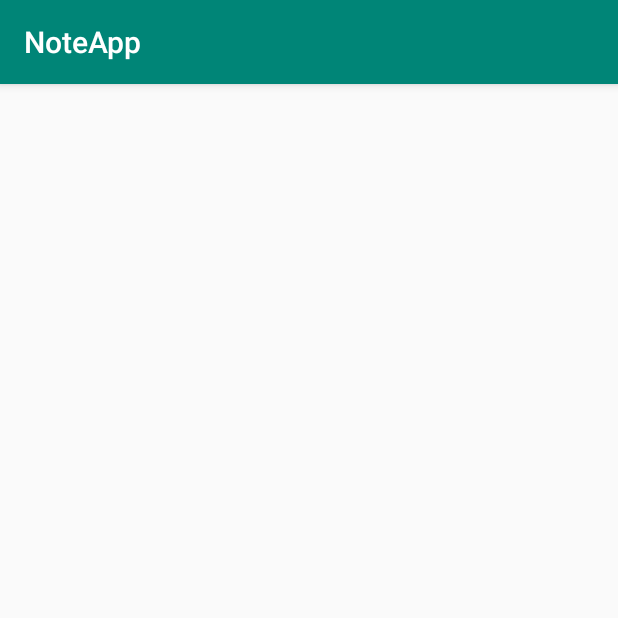
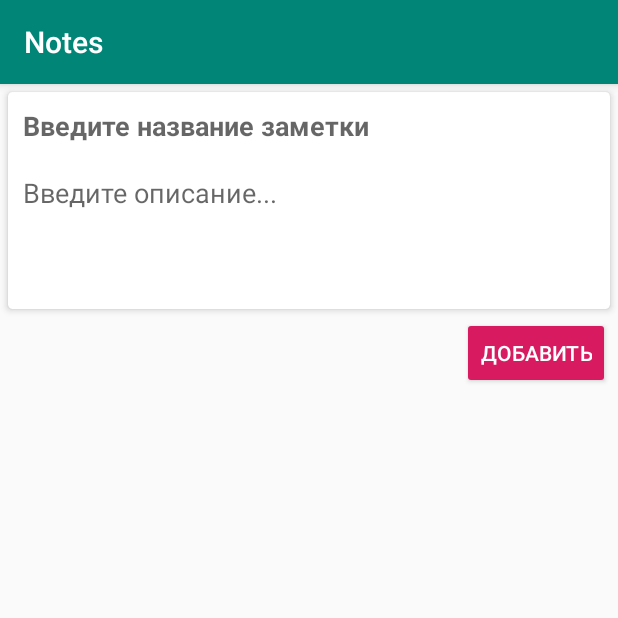
Before and after one commit to antiphysic/NotesApp, an Android app: the AddNoteActivity screen opened directly, with no data from a screen before it, on a phone screen of 412 x 824 dp, the top half of it. Run offline under Robolectric (Android 15) with nearby library versions, the phone set to English and light mode, and no system bars.

Commit message:
activity_add_note.xml

```diff
--- a/app/build.gradle
+++ b/app/build.gradle
@@ -39,4 +39,10 @@ dependencies {
     annotationProcessor "androidx.room:room-compiler:$room_version"
 
     implementation "androidx.room:room-ktx:$room_version"
+
+    implementation "androidx.cardview:cardview:1.0.0"
+
+    implementation "androidx.recyclerview:recyclerview:1.1.0"
+    // For control over item selection of both touch and mouse driven selection
+    implementation "androidx.recyclerview:recyclerview-selection:1.1.0-beta01"
 }
--- /dev/null
+++ b/app/src/main/java/com/example/noteapp/adapter/NotesListAdapter.kt
@@ -0,0 +1 @@
+package com.example.noteapp.adapter
--- a/app/src/main/java/com/example/noteapp/database/NotesDatabase.kt
+++ b/app/src/main/java/com/example/noteapp/database/NotesDatabase.kt
@@ -1,7 +1,6 @@
 package com.example.noteapp.database
 
 import android.content.Context
-import android.provider.CalendarContract
 import androidx.room.Database
 import androidx.room.Room
 import androidx.room.RoomDatabase
--- a/app/src/main/res/layout/activity_add_note.xml
+++ b/app/src/main/res/layout/activity_add_note.xml
@@ -1,9 +1,72 @@
 <?xml version="1.0" encoding="utf-8"?>
-<androidx.constraintlayout.widget.ConstraintLayout xmlns:android="http://schemas.android.com/apk/res/android"
-    xmlns:app="http://schemas.android.com/apk/res-auto"
+<ScrollView xmlns:android="http://schemas.android.com/apk/res/android"
     xmlns:tools="http://schemas.android.com/tools"
     android:layout_width="match_parent"
     android:layout_height="match_parent"
+    xmlns:app="http://schemas.android.com/apk/res-auto"
     tools:context=".ui.AddNoteActivity">
 
-</androidx.constraintlayout.widget.ConstraintLayout>
+    <LinearLayout
+        android:layout_width="match_parent"
+        android:layout_height="wrap_content"
+        android:orientation="vertical">
+
+        <androidx.cardview.widget.CardView
+            android:layout_width="match_parent"
+            android:layout_height="wrap_content"
+            app:cardCornerRadius="3dp"
+            app:cardElevation="3dp"
+            android:layout_margin="5dp"
+            android:background="@color/white">
+
+            <LinearLayout
+                android:layout_width="match_parent"
+                android:layout_height="wrap_content"
+                android:orientation="vertical">
+
+                <EditText
+                    android:id="@+id/titleEt"
+                    android:background="@null"
+                    android:hint="@string/titleHint"
+                    android:inputType="text"
+                    android:singleLine="true"
+                    android:padding="10dp"
+                    android:textStyle="bold"
+                    android:layout_width="match_parent"
+                    android:layout_height="wrap_content">
+                </EditText>
+
+                <EditText
+                    android:id="@+id/descriptionEt"
+                    android:layout_width="match_parent"
+                    android:gravity="top"
+                    android:background="@null"
+                    android:padding="10dp"
+                    android:minHeight="100dp"
+                    android:hint="@string/descriptionHint"
+                    android:layout_height="wrap_content">
+
+
+                </EditText>
+
+
+            </LinearLayout>
+
+
+        </androidx.cardview.widget.CardView>
+
+        <Button
+            android:id="@+id/addBtn"
+            style="@style/Widget.AppCompat.Button.Colored"
+            android:layout_width="wrap_content"
+            android:text="@string/addBtn"
+            android:layout_marginEnd="5dp"
+            android:layout_gravity="end"
+            android:layout_height="wrap_content">
+
+
+        </Button>
+
+    </LinearLayout>
+
+</ScrollView>
--- a/app/src/main/res/values/strings.xml
+++ b/app/src/main/res/values/strings.xml
@@ -1,3 +1,11 @@
 <resources>
-    <string name="app_name">NoteApp</string>
+    <string name="app_name">Notes</string>
+    <string name="title">Название</string>
+    <string name="description">Это будет длинное описание для заметки</string>
+    <string name="titleHint">Введите название заметки</string>
+    <string name="descriptionHint">Введите описание...</string>
+    <string name="addBtn">Добавить</string>
+    <string name="settingsTitle">Настройки</string>
+    <string name="searchTitle">Поиск</string>
+    <string name="addNoteTitle">Добавить заметку</string>
 </resources>
```
